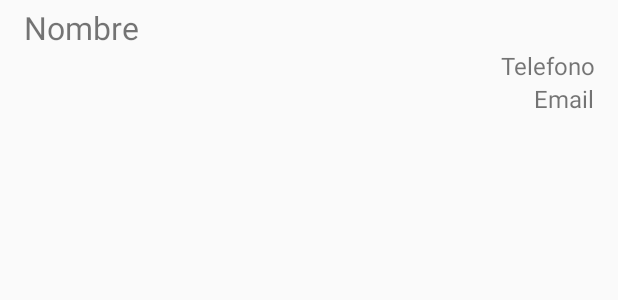
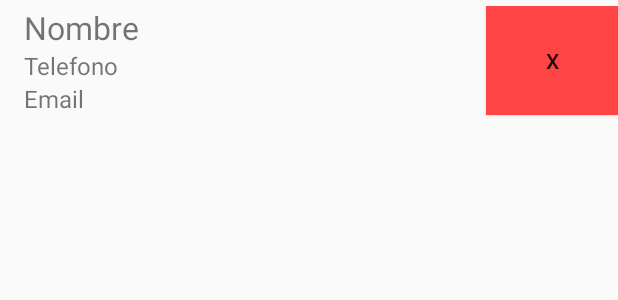
Before and after one commit to DanielAcedo/IntroduccionADatos_Ficheros, an Android app: the layout contact_layout.xml on its own in the app's theme, with its tools: preview values and no code run, on a phone screen of 412 x 824 dp. Shown: the top 300 px of the screen. Run offline under Robolectric (Android 15) with nearby library versions, the phone set to English and light mode, and no system bars.

Commit message:
Added remove function to exercise 1

```diff
--- a/app/src/main/res/layout/contact_layout.xml
+++ b/app/src/main/res/layout/contact_layout.xml
@@ -2,34 +2,44 @@
 <RelativeLayout xmlns:android="http://schemas.android.com/apk/res/android"
     android:layout_width="match_parent"
     android:paddingLeft="@dimen/activity_horizontal_margin"
-    android:paddingRight="@dimen/activity_horizontal_margin"
     android:paddingTop="4dp"
     android:paddingBottom="4dp"
     android:layout_height="match_parent">
 
     <TextView
-        android:layout_width="match_parent"
+        android:layout_width="wrap_content"
         android:layout_height="wrap_content"
         android:text="Nombre"
         android:textSize="21sp"
         android:id="@+id/txv_contactlist_name"/>
 
     <TextView
-        android:layout_width="match_parent"
+        android:layout_width="wrap_content"
         android:layout_height="wrap_content"
         android:text="Telefono"
         android:textSize="16sp"
-        android:gravity="right"
+        android:gravity="left"
         android:layout_below="@id/txv_contactlist_name"
         android:id="@+id/txv_contactlist_telephone"/>
 
     <TextView
-        android:layout_width="match_parent"
+        android:layout_width="wrap_content"
         android:layout_height="wrap_content"
         android:text="Email"
         android:textSize="16sp"
-        android:gravity="right"
+        android:gravity="left"
         android:layout_below="@id/txv_contactlist_telephone"
         android:id="@+id/txv_contactlist_email"/>
 
+    <Button
+        android:layout_width="wrap_content"
+        android:layout_height="match_parent"
+        android:text="X"
+        android:background="@android:color/holo_red_light"
+        android:layout_alignParentEnd="true"
+        android:layout_alignParentRight="true"
+        android:layout_alignTop="@id/txv_contactlist_name"
+        android:layout_alignBottom="@id/txv_contactlist_email"
+        android:id="@+id/btn_RemoveContact"/>
+
 </RelativeLayout>
```
Also changed, not shown: app/src/main/java/com/danielacedo/introduccionadatos_ficheros/Ejercicio1/AddContact.java (+14 -3 lines), app/src/main/java/com/danielacedo/introduccionadatos_ficheros/Ejercicio1/ContactFile.java (+107 -23 lines), app/src/main/java/com/danielacedo/introduccionadatos_ficheros/Ejercicio1/adapter/ContactAdapter.java (+31 -1 lines), app/src/main/java/com/danielacedo/introduccionadatos_ficheros/Ejercicio1Activity.java (+24 -1 lines).
